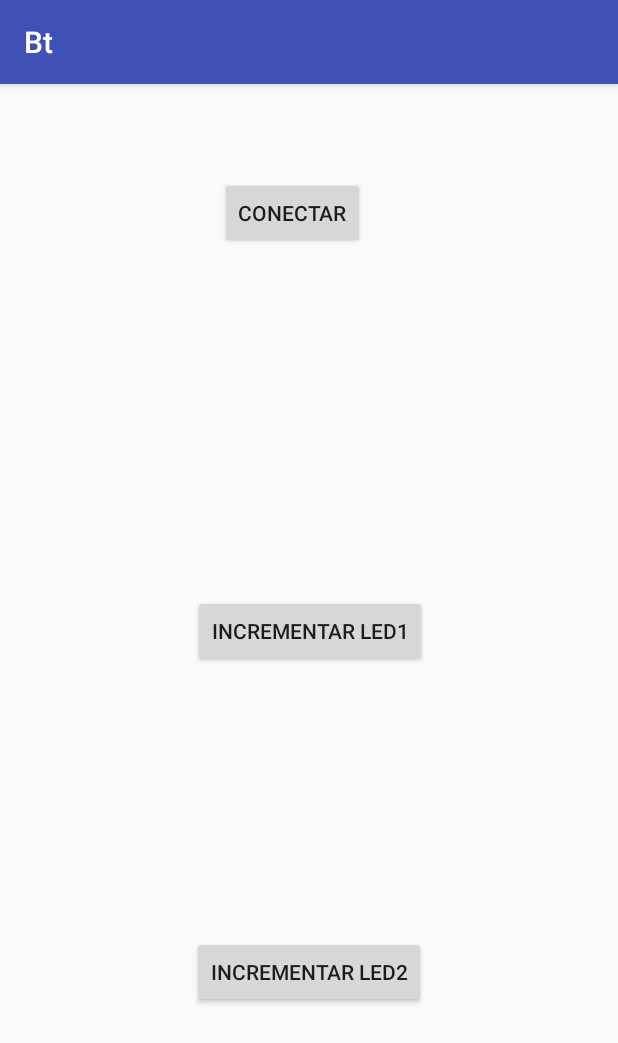
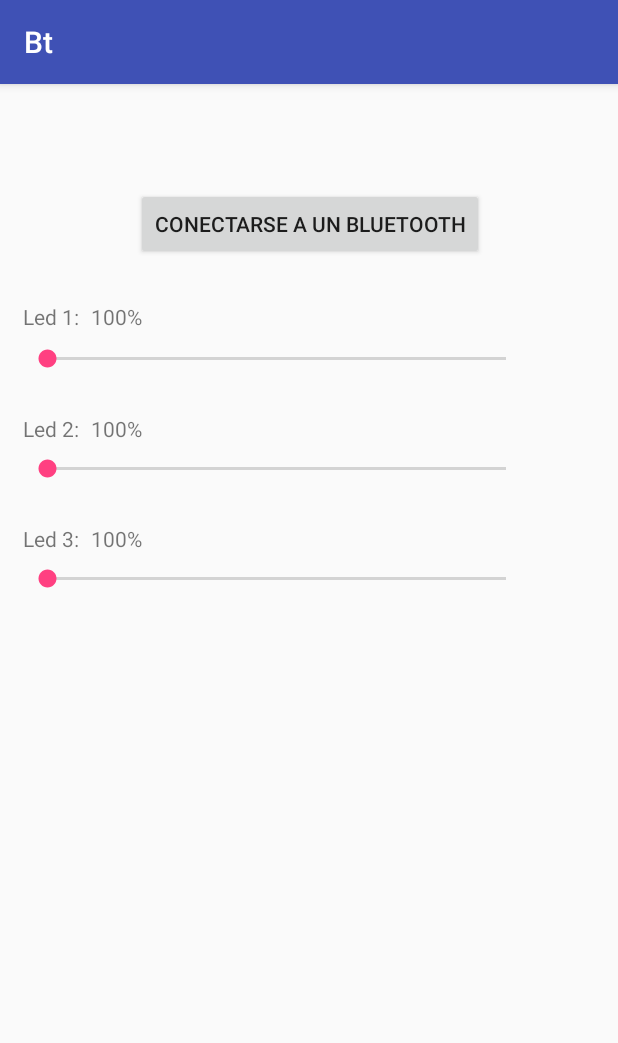
Before and after one commit to farameo/Bt, an Android app: the screen it shows after launch (MainActivity), on a phone screen of 412 x 824 dp. Shown: the top 1043 px of the screen. Run offline under Robolectric (Android 15) with nearby library versions, the phone set to English and light mode, and no system bars.

Commit message:
Agregados los SeekBar

```diff
--- a/app/src/main/java/com/farameo/bt/MainActivity.java
+++ b/app/src/main/java/com/farameo/bt/MainActivity.java
@@ -5,6 +5,8 @@ import android.bluetooth.BluetoothAdapter;
 import android.bluetooth.BluetoothDevice;
 import android.bluetooth.BluetoothSocket;
 import android.content.Intent;
+import android.os.Handler;
+import android.os.Message;
 import android.os.ParcelUuid;
 import android.support.v7.app.AppCompatActivity;
 import android.os.Bundle;
@@ -19,15 +21,18 @@ import java.io.OutputStream;
 import java.util.UUID;
 
 import static android.os.Build.VERSION_CODES.M;
-import static com.farameo.bt.R.id.btnBuscar;
-import static com.farameo.bt.R.id.btnLed1;
-import static com.farameo.bt.R.id.btnLed2;
+import static com.farameo.bt.R.id.btnConectarse;
 
 public class MainActivity extends AppCompatActivity {
+
     static final int REQUEST_ACTIVATION = 1;
     static final int REQUEST_CONECTION_BT = 2 ;
+    static final int MESSAGE_READ = 3;
     private String MAC = null;
+
     private static final UUID UUID_BT = UUID.fromString("00001101-0000-1000-8000-00805f9b34fb");
+
+    StringBuilder stringBuilder = new StringBuilder();
 
     Button button;
     BluetoothAdapter bluetoothAdapter;
@@ -42,13 +47,14 @@ public class MainActivity extends AppCompatActivity {
     int nIncrementoLed2 = 0;
 
     CadenaPorSocket cadenaPorSocket;
+    Handler handler;
 
     @Override
     protected void onCreate(Bundle savedInstanceState) {
         super.onCreate(savedInstanceState);
         setContentView(R.layout.activity_main);
 
-        button = (Button) findViewById(btnBuscar);
+        button = (Button) findViewById(btnConectarse);
 
         bluetoothAdapter = BluetoothAdapter.getDefaultAdapter();
         if (bluetoothAdapter == null) {
@@ -57,6 +63,28 @@ public class MainActivity extends AppCompatActivity {
             Intent intent = new Intent(BluetoothAdapter.ACTION_REQUEST_ENABLE);
             startActivityForResult(intent, REQUEST_ACTIVATION);
         }
+
+        handler = new Handler() {
+
+            @Override
+            public void handleMessage(Message msg) {
+                if (msg.what == MESSAGE_READ) {
+                    String string = (String) msg.obj;
+                    stringBuilder.append(string);
+
+                    int fInformacion = stringBuilder.indexOf("}");
+
+                    if (fInformacion > 0) {
+                        String sComando = stringBuilder.substring(1 , fInformacion -1);
+                        Log.i("BT_BT", sComando);
+                        stringBuilder.delete(0, fInformacion);
+
+                    }
+
+                }
+            }
+
+        };
     }
 
     @Override
@@ -105,6 +133,7 @@ public class MainActivity extends AppCompatActivity {
     }
 
     public void ocAcciones(View v) {
+        /*
         switch (v.getId()) {
             case btnBuscar :
                 if (bConexion) {
@@ -138,12 +167,12 @@ public class MainActivity extends AppCompatActivity {
                     Toast.makeText(this, "envaido", Toast.LENGTH_SHORT).show();
                 }
                 break;
+
         }
+        */
+
     }
 
-    public void buscar() {
-
-    }
 
     private class CadenaPorSocket extends Thread {
         private final InputStream inputStream;
@@ -170,11 +199,18 @@ public class MainActivity extends AppCompatActivity {
         public void run() {
             byte[] buffer = new byte[1024];
             int bytes;
-            /*
 
-                    Esto es lo que me esta faltando Gustavo Sander, aca
-                    recibiria la respuesta desde el bluetooth.
-            */
+            while (true){
+                try {
+                    bytes = inputStream.read(buffer);
+                    String string = new String(buffer, 0, bytes);
+                    handler.obtainMessage(MESSAGE_READ, bytes, -1, string).sendToTarget();
+
+                } catch (IOException e) {
+                    break;
+
+                }
+            }
         }
 
         public void enviar(String string) {
--- a/app/src/main/res/layout/activity_main.xml
+++ b/app/src/main/res/layout/activity_main.xml
@@ -4,59 +4,108 @@
     xmlns:tools="http://schemas.android.com/tools"
     android:layout_width="match_parent"
     android:layout_height="match_parent"
+    android:padding="15dp"
     tools:context="com.farameo.bt.MainActivity">
 
     <Button
-        android:id="@+id/btnBuscar"
+        android:id="@+id/btnConectarse"
         android:layout_width="wrap_content"
         android:layout_height="wrap_content"
-        android:text="Conectar"
+        android:layout_marginEnd="8dp"
+        android:layout_marginLeft="8dp"
+        android:layout_marginRight="8dp"
+        android:layout_marginStart="8dp"
+        android:layout_marginTop="54dp"
         android:onClick="ocAcciones"
-        android:layout_marginRight="8dp"
+        android:text="Conectarse a un Bluetooth"
+        app:layout_constraintHorizontal_bias="0.503"
+        app:layout_constraintLeft_toLeftOf="parent"
         app:layout_constraintRight_toRightOf="parent"
-        android:layout_marginLeft="8dp"
-        app:layout_constraintLeft_toLeftOf="parent"
-        android:layout_marginStart="8dp"
-        android:layout_marginEnd="8dp"
-        app:layout_constraintTop_toTopOf="parent"
-        android:layout_marginTop="62dp"
-        app:layout_constraintHorizontal_bias="0.463" />
+        app:layout_constraintTop_toTopOf="parent" />
 
-    <Button
-        android:id="@+id/btnLed1"
+    <TextView
+        android:id="@+id/textView"
         android:layout_width="wrap_content"
         android:layout_height="wrap_content"
-        android:text="Incrementar LEd1"
-        android:onClick="ocAcciones"
-        android:layout_marginTop="8dp"
-        app:layout_constraintTop_toBottomOf="@+id/btnBuscar"
-        app:layout_constraintBottom_toBottomOf="parent"
-        android:layout_marginBottom="8dp"
-        app:layout_constraintVertical_bias="0.375"
-        android:layout_marginRight="8dp"
-        app:layout_constraintRight_toRightOf="parent"
-        android:layout_marginLeft="8dp"
-        app:layout_constraintLeft_toLeftOf="parent"
-        android:layout_marginStart="8dp"
-        android:layout_marginEnd="8dp"
-        app:layout_constraintHorizontal_bias="0.502" />
+        android:text="Led 1:"
+        tools:layout_editor_absoluteX="31dp"
+        android:layout_marginTop="28dp"
+        app:layout_constraintTop_toBottomOf="@+id/btnConectarse" />
 
-    <Button
-        android:id="@+id/btnLed2"
+    <TextView
+        android:id="@+id/tvLed1"
         android:layout_width="wrap_content"
         android:layout_height="wrap_content"
-        android:layout_marginBottom="8dp"
+        android:text="100%"
+        android:layout_marginTop="28dp"
+        app:layout_constraintTop_toBottomOf="@+id/btnConectarse"
+        app:layout_constraintLeft_toRightOf="@+id/textView"
         android:layout_marginLeft="8dp"
-        android:layout_marginRight="8dp"
+        android:layout_marginStart="8dp" />
+
+    <SeekBar
+        android:id="@+id/sbLed1"
+        android:layout_width="338dp"
+        android:layout_height="wrap_content"
+        android:layout_marginTop="9dp"
+        app:layout_constraintTop_toBottomOf="@+id/textView"
+        tools:layout_editor_absoluteX="0dp" />
+
+    <TextView
+        android:id="@+id/textView1"
+        android:layout_width="wrap_content"
+        android:layout_height="wrap_content"
+        android:text="Led 2:"
+        tools:layout_editor_absoluteX="31dp"
+        android:layout_marginTop="28dp"
+        app:layout_constraintTop_toBottomOf="@+id/sbLed1" />
+
+    <TextView
+        android:id="@+id/tvLed2"
+        android:layout_width="wrap_content"
+        android:layout_height="wrap_content"
+        android:text="100%"
+        android:layout_marginTop="28dp"
+        app:layout_constraintTop_toBottomOf="@+id/sbLed1"
+        app:layout_constraintLeft_toRightOf="@+id/textView1"
+        android:layout_marginLeft="8dp"
+        android:layout_marginStart="8dp" />
+
+    <SeekBar
+        android:id="@+id/sbLed2"
+        android:layout_width="338dp"
+        android:layout_height="wrap_content"
         android:layout_marginTop="8dp"
-        android:onClick="ocAcciones"
-        android:text="Incrementar LEd2"
-        app:layout_constraintBottom_toBottomOf="parent"
-        app:layout_constraintLeft_toLeftOf="parent"
-        app:layout_constraintRight_toRightOf="parent"
-        app:layout_constraintTop_toBottomOf="@+id/btnLed1"
-        app:layout_constraintVertical_bias="0.544"
-        android:layout_marginStart="8dp"
-        android:layout_marginEnd="8dp" />
+        app:layout_constraintTop_toBottomOf="@+id/textView1"
+        tools:layout_editor_absoluteX="0dp" />
+
+    <TextView
+        android:id="@+id/textView2"
+        android:layout_width="wrap_content"
+        android:layout_height="wrap_content"
+        android:text="Led 3:"
+        tools:layout_editor_absoluteX="31dp"
+        android:layout_marginTop="28dp"
+        app:layout_constraintTop_toBottomOf="@+id/sbLed2" />
+
+    <TextView
+        android:id="@+id/tvLed3"
+        android:layout_width="wrap_content"
+        android:layout_height="wrap_content"
+        android:text="100%"
+        android:layout_marginTop="28dp"
+        app:layout_constraintTop_toBottomOf="@+id/sbLed2"
+        app:layout_constraintLeft_toRightOf="@+id/textView2"
+        android:layout_marginLeft="8dp"
+        android:layout_marginStart="8dp" />
+
+    <SeekBar
+        android:id="@+id/sbLed3"
+        android:layout_width="338dp"
+        android:layout_height="wrap_content"
+        android:layout_marginTop="8dp"
+        app:layout_constraintTop_toBottomOf="@+id/textView2"
+        tools:layout_editor_absoluteX="0dp" />
+
 
 </android.support.constraint.ConstraintLayout>
```
